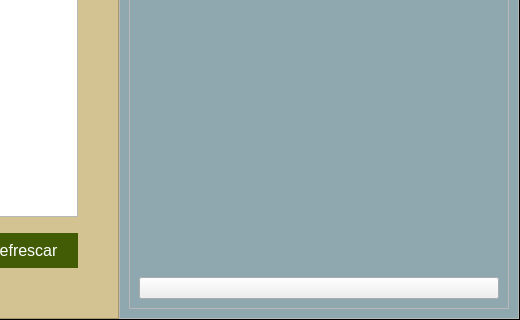
Old version of the form new_interfaz.ui in the repository Marco25005/proyectoDataBase; both pictures show x 646 to 1166 and y 495 to 815 of the 1166 by 815 pixel window.
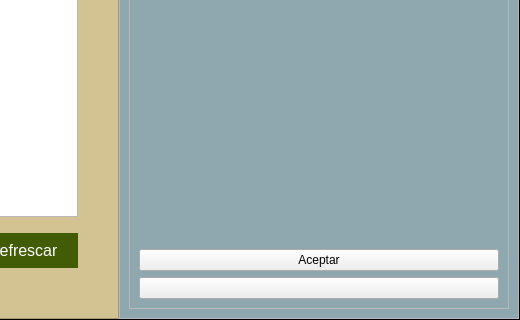
New version of the form. The open tabs and pages were chosen to show the change. Icons and pictures are not drawn.

Commit message: Botones aceptar de las paginas

```diff
--- a/new_interfaz.ui
+++ b/new_interfaz.ui
@@ -1049,11 +1049,18 @@
                    <property name="sizeHint" stdset="0">
                     <size>
                      <width>20</width>
-                     <height>428</height>
+                     <height>393</height>
                     </size>
                    </property>
                   </spacer>
                  </item>
+                 <item>
+                  <widget class="QPushButton" name="bt_aceptar_estadio">
+                   <property name="text">
+                    <string>Aceptar</string>
+                   </property>
+                  </widget>
+                 </item>
                  <item>
                   <widget class="QPushButton" name="bt_estadio_regresar">
                    <property name="text">
```
Left out of the diff: 16 changed lines with no effect on the pictures. The commit also changes 1 other file.
